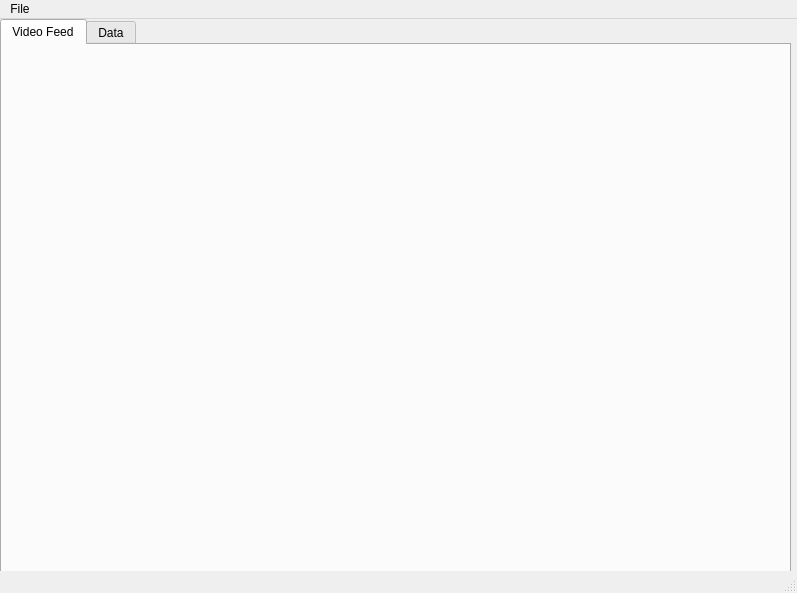
The window that main.ui (jorelaustin/GUI-for-ROV-Mate-2025) describes before a commit, drawn with Qt 5.
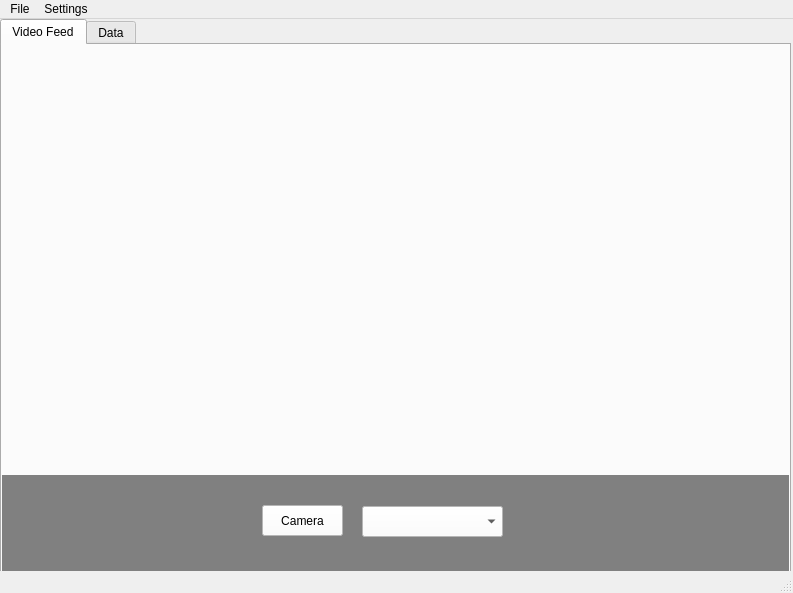
The same window after the commit. The open tabs and pages were chosen to show the change.

Patch:
```diff
--- a/main.ui
+++ b/main.ui
@@ -6,7 +6,7 @@
    <rect>
     <x>0</x>
     <y>0</y>
-    <width>797</width>
+    <width>793</width>
     <height>593</height>
    </rect>
   </property>
@@ -30,6 +30,48 @@
      <attribute name="title">
       <string>Video Feed</string>
      </attribute>
+     <widget class="QWidget" name="CameraMenu" native="true">
+      <property name="geometry">
+       <rect>
+        <x>0</x>
+        <y>430</y>
+        <width>791</width>
+        <height>111</height>
+       </rect>
+      </property>
+      <property name="styleSheet">
+       <string notr="true">background-color: gray;</string>
+      </property>
+      <widget class="QComboBox" name="CameraBox">
+       <property name="geometry">
+        <rect>
+         <x>360</x>
+         <y>31</y>
+         <width>141</width>
+         <height>31</height>
+        </rect>
+       </property>
+       <property name="styleSheet">
+        <string notr="true">background-color: white;</string>
+       </property>
+      </widget>
+      <widget class="QPushButton" name="Camera">
+       <property name="geometry">
+        <rect>
+         <x>260</x>
+         <y>30</y>
+         <width>81</width>
+         <height>31</height>
+        </rect>
+       </property>
+       <property name="styleSheet">
+        <string notr="true">background-color: white;</string>
+       </property>
+       <property name="text">
+        <string>Camera</string>
+       </property>
+      </widget>
+     </widget>
     </widget>
     <widget class="QWidget" name="Graphs">
      <attribute name="title">
@@ -44,7 +86,7 @@
     <rect>
      <x>0</x>
      <y>0</y>
-     <width>797</width>
+     <width>793</width>
      <height>22</height>
     </rect>
    </property>
@@ -55,7 +97,13 @@
     <addaction name="actionOpen_File"/>
     <addaction name="actionQuit"/>
    </widget>
+   <widget class="QMenu" name="menuSettings">
+    <property name="title">
+     <string>Settings</string>
+    </property>
+   </widget>
    <addaction name="menuFile"/>
+   <addaction name="menuSettings"/>
   </widget>
   <action name="actionOpen_File">
    <property name="text">
```
Left out of the diff: 31 changed lines with no effect on the pictures.
